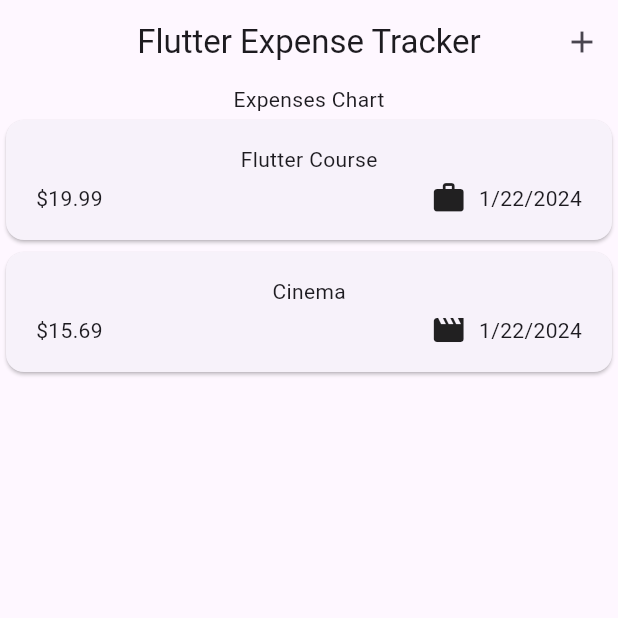
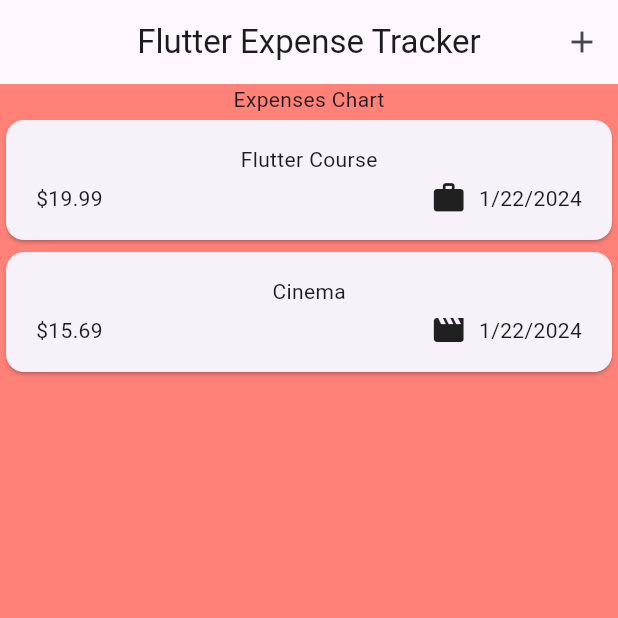
Before and after one commit to Md-Shoyab/Expense-tracker, a Flutter app: the screen it shows after launch, on a phone screen of 412 x 824 dp, the top half of it. Run offline on Flutter 3.47's test engine with Material 3 defaults, Android fonts, the phone set to English and light mode, and no system bars.

Commit message:
Understanding the ThemeData

```diff
--- a/lib/main.dart
+++ b/lib/main.dart
@@ -10,9 +10,12 @@ class MyApp extends StatelessWidget {
 
   @override
   Widget build(BuildContext context) {
-    return const MaterialApp(
+    return MaterialApp(
+      theme: ThemeData().copyWith(
+        scaffoldBackgroundColor: const Color.fromARGB(255, 255, 129, 120),
+      ),
       debugShowCheckedModeBanner: false,
-      home: Expenses(),
+      home: const Expenses(),
     );
   }
 }
```
